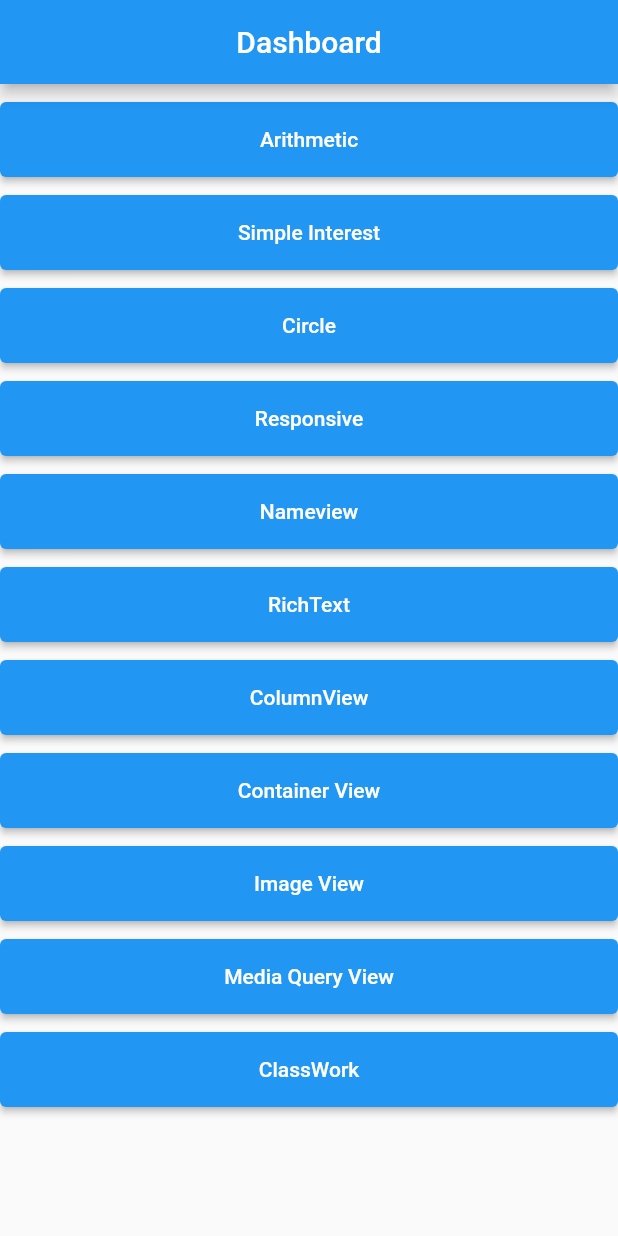
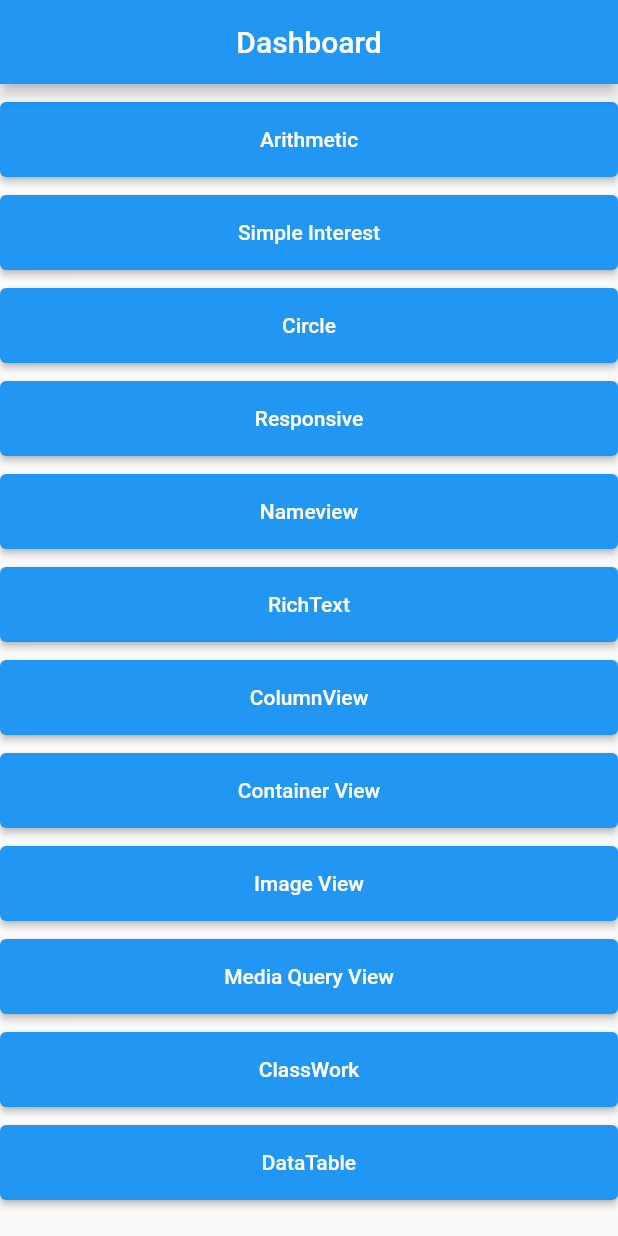
Before and after one commit to nishantdahal7/first_flutter, a Flutter app: the screen it shows after launch, on a phone screen of 412 x 824 dp. Run offline on Flutter 3.47's test engine with Material 2 defaults, Android fonts, the phone set to English and light mode, and no system bars.

Commit message:
dataTable

```diff
--- a/lib/app.dart
+++ b/lib/app.dart
@@ -4,6 +4,7 @@ import 'package:first_flutter/view/classwork_view.dart';
 import 'package:first_flutter/view/column_view.dart';
 import 'package:first_flutter/view/container_view.dart';
 import 'package:first_flutter/view/dashboard_view.dart';
+import 'package:first_flutter/view/data_table_view.dart';
 import 'package:first_flutter/view/image_view.dart';
 import 'package:first_flutter/view/media_query_view.dart';
 import 'package:first_flutter/view/name_view.dart';
@@ -33,6 +34,7 @@ class App extends StatelessWidget {
         '/imageView': (context) => const ImageView(),
         '/mediaRoute': (context) => const MediaQueryView(),
         '/classworkRoute': (context) => const ClassworkView(),
+        '/datatableroute': (context) => const DataTableView(),
       },
     ));
   }
--- a/lib/view/dashboard_view.dart
+++ b/lib/view/dashboard_view.dart
@@ -10,7 +10,8 @@ class DashboardView extends StatelessWidget {
         title: const Text("Dashboard"),
         centerTitle: true,
       ),
-      body: SafeArea(
+      body: SingleChildScrollView(
+        child: SafeArea(
             child: Column(
           children: [
             const SizedBox(
@@ -167,8 +168,23 @@ class DashboardView extends StatelessWidget {
                     "ClassWork",
                   )),
             ),
+            const SizedBox(
+              height: 12,
+            ),
+            SizedBox(
+              height: 50,
+              width: double.infinity,
+              child: ElevatedButton(
+                  onPressed: () {
+                    Navigator.pushNamed(context, '/datatableroute');
+                  },
+                  child: const Text(
+                    "DataTable",
+                  )),
+            ),
           ],
         )),
+      ),
     );
   }
 }
```
Also changed, not shown: lib/model/student.dart (added, +9 -0 lines), lib/view/data_table_view.dart (added, +113 -0 lines). Lines whose indentation alone changed are shown as unchanged.
